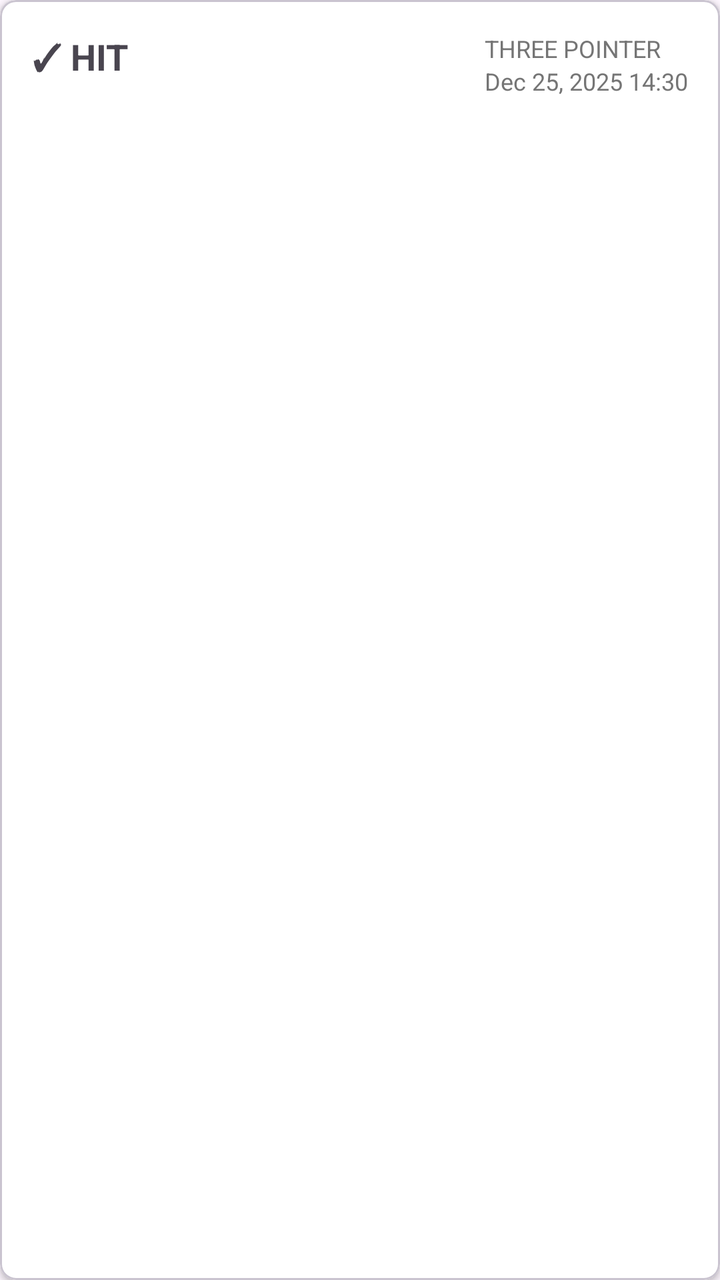
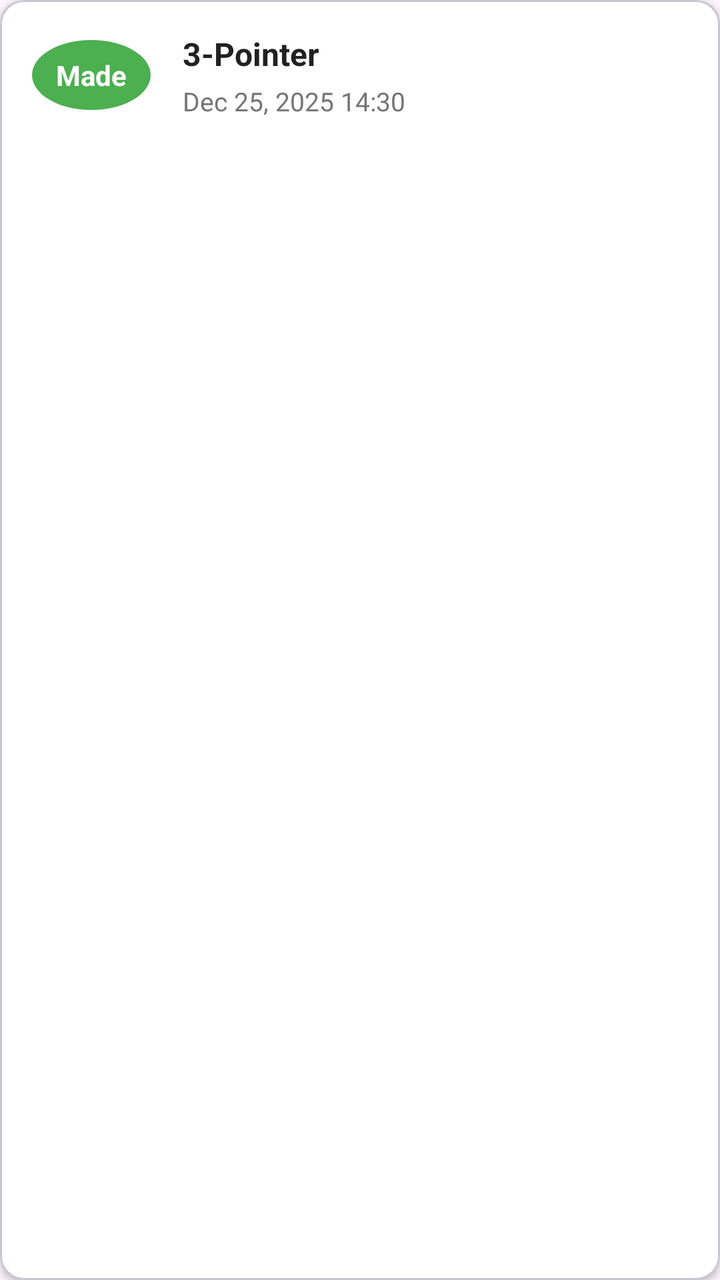

The first picture is an Android layout as it rendered before a commit; the second is the same layout after the commit. The layout source and the unified diff follow.
<!-- AndroidManifest.xml: application theme Theme.HoopTracker -->
<!-- res/layout/item_shot.xml -->
<?xml version="1.0" encoding="utf-8"?>
<com.google.android.material.card.MaterialCardView xmlns:android="http://schemas.android.com/apk/res/android"
    xmlns:app="http://schemas.android.com/apk/res-auto"
    android:layout_width="match_parent"
    android:layout_height="wrap_content"
    android:layout_margin="4dp"
    app:cardBackgroundColor="@color/surface"
    app:cardCornerRadius="8dp"
    app:cardElevation="2dp">

    <LinearLayout
        android:layout_width="match_parent"
        android:layout_height="wrap_content"
        android:orientation="horizontal"
        android:padding="16dp">

        <TextView
            android:id="@+id/tvResult"
            android:layout_width="0dp"
            android:layout_height="wrap_content"
            android:layout_weight="1"
            android:text="✓ HIT"
            android:textSize="18sp"
            android:textStyle="bold" />

        <LinearLayout
            android:layout_width="wrap_content"
            android:layout_height="wrap_content"
            android:orientation="vertical">

            <TextView
                android:id="@+id/tvShotType"
                android:layout_width="wrap_content"
                android:layout_height="wrap_content"
                android:text="THREE POINTER"
                android:textColor="@color/text_secondary"
                android:textSize="12sp" />

            <TextView
                android:id="@+id/tvTimestamp"
                android:layout_width="wrap_content"
                android:layout_height="wrap_content"
                android:text="Dec 25, 2025 14:30"
                android:textColor="@color/text_secondary"
                android:textSize="12sp" />
        </LinearLayout>

    </LinearLayout>

</com.google.android.material.card.MaterialCardView>
<!-- resources referenced by this layout -->
<resources>
  <color name="surface">#FFFFFF</color>
  <color name="text_secondary">#757575</color>
  <style name="Theme.HoopTracker" parent="Base.Theme.HoopTracker" />
  <style name="Base.Theme.HoopTracker" parent="Theme.Material3.Light.NoActionBar">
          <item name="colorPrimary">@color/primary</item>
          <item name="colorPrimaryDark">@color/primary_dark</item>
          <item name="colorAccent">@color/secondary</item>
          <item name="android:statusBarColor">@color/background</item>
          <item name="android:windowLightStatusBar">true</item>
          <item name="android:navigationBarColor">@color/background</item>
          <item name="android:windowLightNavigationBar">true</item>
      </style>
  <color name="primary">#FF6B35</color>
  <color name="primary_dark">#E85A2A</color>
  <color name="secondary">#004E89</color>
  <color name="background">#F5F5F5</color>
</resources>

<!-- the commit's change to res/layout/item_shot.xml (unified diff, before → after) -->
@@ -3,46 +3,55 @@
     xmlns:app="http://schemas.android.com/apk/res-auto"
     android:layout_width="match_parent"
     android:layout_height="wrap_content"
-    android:layout_margin="4dp"
+    android:layout_marginHorizontal="4dp"
+    android:layout_marginVertical="6dp"
     app:cardBackgroundColor="@color/surface"
-    app:cardCornerRadius="8dp"
+    app:cardCornerRadius="12dp"
     app:cardElevation="2dp">
 
     <LinearLayout
         android:layout_width="match_parent"
         android:layout_height="wrap_content"
+        android:gravity="center_vertical"
         android:orientation="horizontal"
         android:padding="16dp">
 
         <TextView
             android:id="@+id/tvResult"
-            android:layout_width="0dp"
+            android:layout_width="wrap_content"
             android:layout_height="wrap_content"
-            android:layout_weight="1"
-            android:text="✓ HIT"
-            android:textSize="18sp"
+            android:background="@drawable/tracking_indicator"
+            android:paddingHorizontal="12dp"
+            android:paddingVertical="8dp"
+            android:text="@string/made_result"
+            android:textColor="@android:color/white"
+            android:textSize="14sp"
             android:textStyle="bold" />
 
         <LinearLayout
-            android:layout_width="wrap_content"
+            android:layout_width="0dp"
             android:layout_height="wrap_content"
+            android:layout_marginStart="16dp"
+            android:layout_weight="1"
             android:orientation="vertical">
 
             <TextView
                 android:id="@+id/tvShotType"
                 android:layout_width="wrap_content"
                 android:layout_height="wrap_content"
-                android:text="THREE POINTER"
-                android:textColor="@color/text_secondary"
-                android:textSize="12sp" />
+                android:text="@string/three_point_shot_type"
+                android:textColor="@color/text_primary"
+                android:textSize="16sp"
+                android:textStyle="bold" />
 
             <TextView
                 android:id="@+id/tvTimestamp"
                 android:layout_width="wrap_content"
                 android:layout_height="wrap_content"
+                android:layout_marginTop="4dp"
                 android:text="Dec 25, 2025 14:30"
                 android:textColor="@color/text_secondary"
-                android:textSize="12sp" />
+                android:textSize="13sp" />
         </LinearLayout>
 
     </LinearLayout>
<!-- resource entries referenced after the edit -->
@@ -1,7 +1,19 @@
 <!-- resources referenced by this layout -->
 <resources>
   <color name="surface">#FFFFFF</color>
+  <color name="text_primary">#212121</color>
   <color name="text_secondary">#757575</color>
+  <!-- drawable tracking_indicator (drawable) -->
+  <?xml version="1.0" encoding="utf-8"?>
+  <shape xmlns:android="http://schemas.android.com/apk/res/android"
+      android:shape="oval">
+      <solid android:color="#4CAF50" />
+      <size
+          android:width="12dp"
+          android:height="12dp" />
+  </shape>
+  <string name="made_result">Made</string>
+  <string name="three_point_shot_type">3-Pointer</string>
   <style name="Theme.HoopTracker" parent="Base.Theme.HoopTracker" />
   <style name="Base.Theme.HoopTracker" parent="Theme.Material3.Light.NoActionBar">
           <item name="colorPrimary">@color/primary</item>
